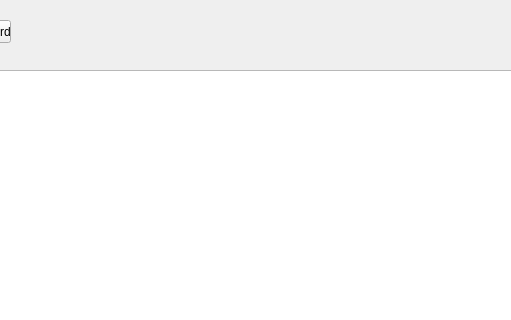
Before: the Qt Designer form widget.ui in SnakeManPMC/elite-EliteLog, drawn with Qt 5; both pictures show x 190 to 701 and y 0 to 320 of the 901 by 412 pixel window.
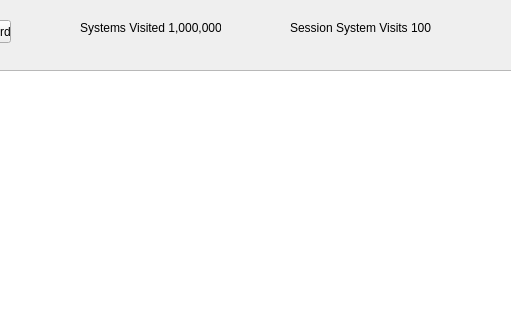
After: the same form once the commit is applied.

Commit message: Added total systems visited and session systems visited labels

Diff of the .ui file:
```diff
--- a/widget.ui
+++ b/widget.ui
@@ -36,6 +36,32 @@
     <string>Star System to clipboard</string>
    </property>
   </widget>
+  <widget class="QLabel" name="SystemsVisited">
+   <property name="geometry">
+    <rect>
+     <x>270</x>
+     <y>20</y>
+     <width>141</width>
+     <height>16</height>
+    </rect>
+   </property>
+   <property name="text">
+    <string>Systems Visited 1,000,000</string>
+   </property>
+  </widget>
+  <widget class="QLabel" name="SessionSystemVisits">
+   <property name="geometry">
+    <rect>
+     <x>480</x>
+     <y>20</y>
+     <width>141</width>
+     <height>16</height>
+    </rect>
+   </property>
+   <property name="text">
+    <string>Session System Visits 100</string>
+   </property>
+  </widget>
  </widget>
  <layoutdefault spacing="6" margin="11"/>
  <resources/>
```
The commit also changes 3 other files.
